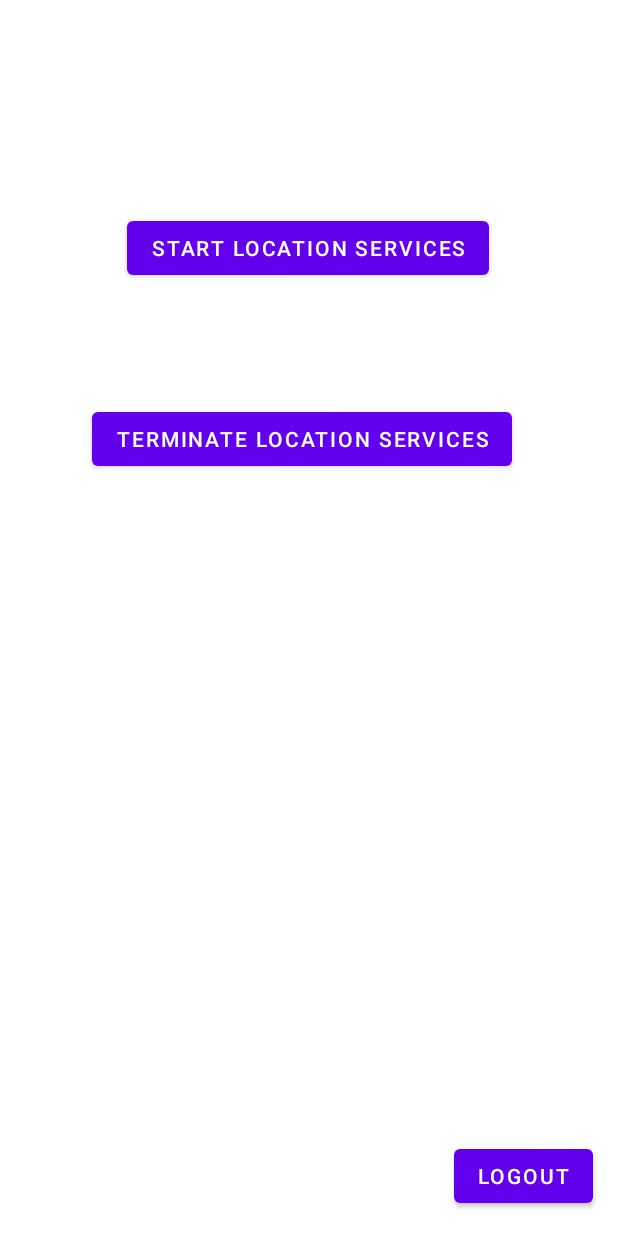
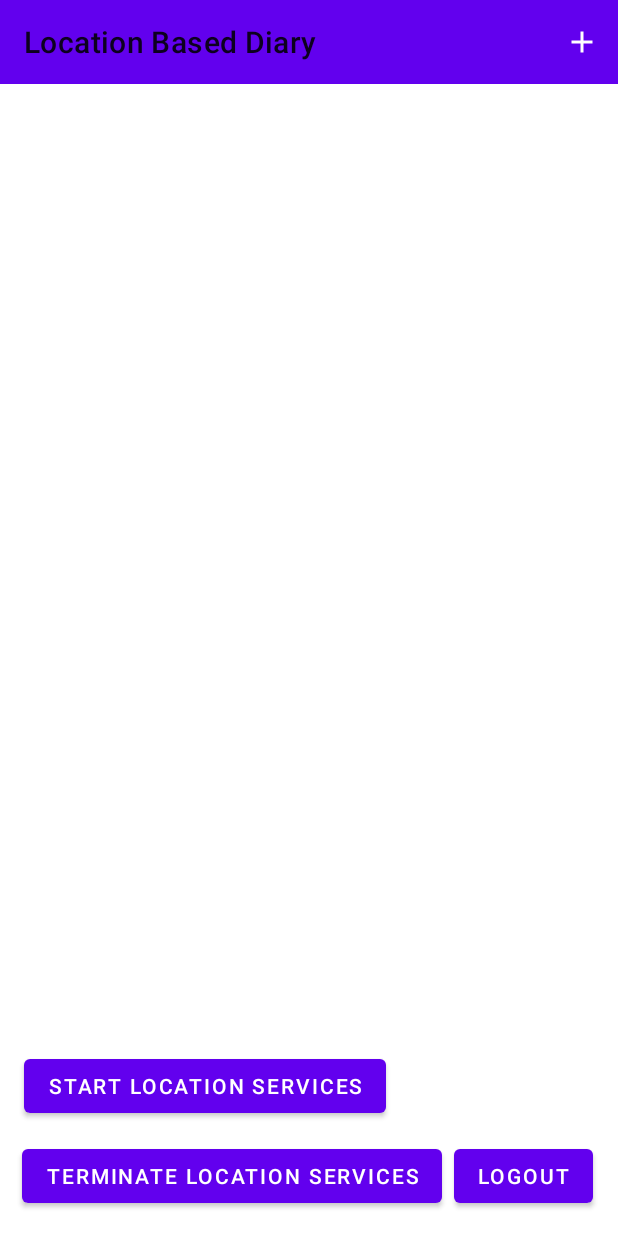
Before and after one commit to FuZaHGB/LocationBasedDiary, an Android app: the screen it shows after launch once a user with an empty profile is signed in (MainActivity), on a phone screen of 412 x 824 dp. Run offline under Robolectric (Android 15) with nearby library versions, the phone set to English and light mode, and no system bars; our stand-ins replace Firebase (no records; nobody signed in at launch, a user with empty details on screens opened directly).

Commit message:
Added basic Diary functionality with Firebase.

```diff
--- a/app/src/main/AndroidManifest.xml
+++ b/app/src/main/AndroidManifest.xml
@@ -7,7 +7,7 @@
     <uses-permission android:name="android.permission.ACCESS_FINE_LOCATION" />
     <uses-permission android:name="android.permission.ACCESS_COARSE_LOCATION" />
     <uses-permission android:name="android.permission.FOREGROUND_SERVICE" />
-    <uses-permission android:name="android.permission.INTERNET"/>
+    <uses-permission android:name="android.permission.INTERNET" />
 
     <application
         android:allowBackup="true"
@@ -16,7 +16,8 @@
         android:roundIcon="@mipmap/ic_launcher_round"
         android:supportsRtl="true"
         android:theme="@style/Theme.LocationBasedDiary">
-        <activity android:name=".ForgotPasswordActivity"></activity>
+        <activity android:name=".AddTask"></activity>
+        <activity android:name=".ForgotPasswordActivity" />
         <activity android:name=".RegisterActivity" />
         <activity android:name=".LoginActivity">
             <intent-filter>
--- a/app/src/main/java/com/example/locationbaseddiary/MainActivity.java
+++ b/app/src/main/java/com/example/locationbaseddiary/MainActivity.java
@@ -3,9 +3,14 @@ package com.example.locationbaseddiary;
 import androidx.annotation.NonNull;
 import androidx.appcompat.app.AlertDialog;
 import androidx.appcompat.app.AppCompatActivity;
+import androidx.appcompat.widget.Toolbar;
+import androidx.cardview.widget.CardView;
 import androidx.core.app.ActivityCompat;
 import androidx.core.app.NotificationCompat;
 import androidx.core.content.ContextCompat;
+import androidx.recyclerview.widget.LinearLayoutManager;
+import androidx.recyclerview.widget.RecyclerView;
+import androidx.recyclerview.widget.StaggeredGridLayoutManager;
 
 import android.Manifest;
 import android.app.ActivityManager;
@@ -23,10 +28,18 @@ import android.os.Bundle;
 import android.os.Looper;
 import android.provider.Settings;
 import android.util.Log;
+import android.view.LayoutInflater;
+import android.view.Menu;
+import android.view.MenuInflater;
+import android.view.MenuItem;
 import android.view.View;
+import android.view.ViewGroup;
 import android.widget.Button;
+import android.widget.TextView;
 import android.widget.Toast;
 
+import com.firebase.ui.firestore.FirestoreRecyclerAdapter;
+import com.firebase.ui.firestore.FirestoreRecyclerOptions;
 import com.google.android.gms.location.FusedLocationProviderClient;
 import com.google.android.gms.location.LocationCallback;
 import com.google.android.gms.location.LocationRequest;
@@ -39,6 +52,9 @@ import com.google.android.gms.tasks.OnFailureListener;
 import com.google.android.gms.tasks.OnSuccessListener;
 import com.google.android.gms.tasks.Task;
 import com.google.firebase.auth.FirebaseAuth;
+import com.google.firebase.auth.FirebaseUser;
+import com.google.firebase.firestore.FirebaseFirestore;
+import com.google.firebase.firestore.Query;
 
 public class MainActivity extends AppCompatActivity implements View.OnClickListener {
 
@@ -47,7 +63,12 @@ public class MainActivity extends AppCompatActivity implements View.OnClickListe
     static int COARSE_LOCATION_REQUEST_CODE = 989;
 
     private Button logout;
+    private Toolbar toolbar;
+    private RecyclerView taskList;
     private FirebaseAuth mAuth;
+    private FirebaseUser user;
+    private FirebaseFirestore fStore;
+    private FirestoreRecyclerAdapter<TaskItem, TaskViewHolder> taskAdapter;
 
     @Override
     protected void onCreate(Bundle savedInstanceState) {
@@ -57,13 +78,65 @@ public class MainActivity extends AppCompatActivity implements View.OnClickListe
         logout = (Button) findViewById(R.id.btn_Logout);
         logout.setOnClickListener(this);
 
+        toolbar = findViewById(R.id.toolbar);
+        setSupportActionBar(toolbar);
+        getSupportActionBar().setTitle("Location Based Diary");
+
         mAuth = FirebaseAuth.getInstance();
+        fStore = FirebaseFirestore.getInstance();
+        user = FirebaseAuth.getInstance().getCurrentUser();
+
+        Query query = fStore.collection("Tasks").document(user.getUid()).collection("myTasks").orderBy("Description", Query.Direction.DESCENDING);
+        FirestoreRecyclerOptions<TaskItem> allTasks = new FirestoreRecyclerOptions.Builder<TaskItem>().
+                setQuery(query, TaskItem.class)
+                .build();
+
+        taskAdapter = new FirestoreRecyclerAdapter<TaskItem, TaskViewHolder>(allTasks) {
+            @Override
+            protected void onBindViewHolder(@NonNull TaskViewHolder holder, int position, @NonNull TaskItem model) {
+                holder.taskDesc.setText(model.getDescription());
+                Log.d(TAG, "onBindViewHolder: taskDesc = "+model.getDescription());
+                holder.taskClass.setText(model.getTask_Classname());
+                holder.taskDateTime.setText(model.getDateTime_Task_Creation());
+            }
+
+            @NonNull
+            @Override
+            public TaskViewHolder onCreateViewHolder(@NonNull ViewGroup parent, int viewType) {
+                View view = LayoutInflater.from(parent.getContext()).inflate(R.layout.task_view, parent, false);
+                Log.d(TAG, "onCreateViewHolder: Created a view for a note");
+                return new TaskViewHolder(view);
+            }
+        };
+
+        taskList = findViewById(R.id.taskList);
+        taskList.setLayoutManager(new LinearLayoutManager(this));
+        taskList.setAdapter(taskAdapter);
+
+    }
+
+    @Override
+    public boolean onCreateOptionsMenu(Menu menu) {
+        MenuInflater inflater = getMenuInflater();
+        inflater.inflate(R.menu.menu_add, menu);
+        return true;
+    }
+
+    @Override
+    public boolean onOptionsItemSelected(@NonNull MenuItem item) {
+        if(item.getItemId() == R.id.addTask_Btn){
+            Toast.makeText(this, "Add button has been pressed", Toast.LENGTH_SHORT).show();
+            Intent intent = new Intent(this, AddTask.class);
+            startActivity(intent);
+        }
+        return super.onOptionsItemSelected(item);
     }
 
     @Override
     protected void onStart() {
         super.onStart();
         startupLocationRequirementsChecks();
+        taskAdapter.startListening();
     }
 
     private void startupLocationRequirementsChecks(){
@@ -87,6 +160,7 @@ public class MainActivity extends AppCompatActivity implements View.OnClickListe
     protected void onStop() {
         super.onStop();
         Log.d(TAG, "onStop: Called. Application is probably running in Background...");
+        taskAdapter.stopListening();
     }
 
     @Override
@@ -208,4 +282,21 @@ public class MainActivity extends AppCompatActivity implements View.OnClickListe
         stopLocationServices();
         startActivity(new Intent(this, LoginActivity.class));
     }
+
+    public class TaskViewHolder extends RecyclerView.ViewHolder {
+        TextView taskDesc, taskClass, taskDateTime;
+        View view;
+        CardView mCardView;
+
+        public TaskViewHolder(@NonNull View itemView) {
+            super(itemView);
+
+            taskDesc = itemView.findViewById(R.id.textViewTaskDescription);
+            taskClass = itemView.findViewById(R.id.textViewTaskClass);
+            taskDateTime = itemView.findViewById(R.id.textViewTaskDateTime);
+
+            mCardView = itemView.findViewById(R.id.taskCard);
+            view = itemView;
+        }
+    }
 }
--- a/app/src/main/java/com/example/locationbaseddiary/RegisterActivity.java
+++ b/app/src/main/java/com/example/locationbaseddiary/RegisterActivity.java
@@ -20,7 +20,7 @@ import com.google.firebase.auth.FirebaseAuth;
 import com.google.firebase.auth.FirebaseAuthInvalidCredentialsException;
 import com.google.firebase.auth.FirebaseAuthUserCollisionException;
 import com.google.firebase.auth.FirebaseAuthWeakPasswordException;
-import com.google.firebase.database.FirebaseDatabase;
+//import com.google.firebase.database.FirebaseDatabase;
 
 public class RegisterActivity extends AppCompatActivity implements View.OnClickListener {
 
@@ -103,7 +103,7 @@ public class RegisterActivity extends AppCompatActivity implements View.OnClickL
                 });
     }
 
-    private void updateFirebaseUser() {
+    /*private void updateFirebaseUser() {
         FirebaseDatabase.getInstance().getReference("Users")
                 .child(FirebaseAuth.getInstance().getCurrentUser().getUid())
                 .setValue(editTextEmail.getText()).addOnCompleteListener(new OnCompleteListener<Void>() {
@@ -118,5 +118,5 @@ public class RegisterActivity extends AppCompatActivity implements View.OnClickL
                 }
             }
         });
-    }
+    } */
 }
--- /dev/null
+++ b/app/src/main/res/drawable/add_icon_menu.xml
@@ -0,0 +1,5 @@
+<vector android:height="24dp" android:tint="#FFFFFF"
+    android:viewportHeight="24" android:viewportWidth="24"
+    android:width="24dp" xmlns:android="http://schemas.android.com/apk/res/android">
+    <path android:fillColor="@android:color/white" android:pathData="M19,13h-6v6h-2v-6H5v-2h6V5h2v6h6v2z"/>
+</vector>
--- /dev/null
+++ b/app/src/main/res/drawable/delete_task_icon.xml
@@ -0,0 +1,5 @@
+<vector android:height="24dp" android:tint="#FFFFFF"
+    android:viewportHeight="24" android:viewportWidth="24"
+    android:width="24dp" xmlns:android="http://schemas.android.com/apk/res/android">
+    <path android:fillColor="@android:color/white" android:pathData="M6,19c0,1.1 0.9,2 2,2h8c1.1,0 2,-0.9 2,-2V7H6v12zM19,4h-3.5l-1,-1h-5l-1,1H5v2h14V4z"/>
+</vector>
--- a/app/src/main/res/layout/activity_main.xml
+++ b/app/src/main/res/layout/activity_main.xml
@@ -6,37 +6,39 @@
     android:layout_height="match_parent"
     tools:context=".MainActivity">
 
+    <androidx.appcompat.widget.Toolbar
+        android:id="@+id/toolbar"
+        android:layout_width="match_parent"
+        android:layout_height="?attr/actionBarSize"
+        app:layout_constraintEnd_toEndOf="parent"
+        app:layout_constraintStart_toStartOf="parent"
+        app:layout_constraintTop_toTopOf="parent"
+        android:background="@color/design_default_color_primary"/>
+
     <Button
         android:id="@+id/location_services_Start"
         android:layout_width="wrap_content"
         android:layout_height="wrap_content"
-        android:layout_marginStart="86dp"
-        android:layout_marginLeft="86dp"
-        android:layout_marginTop="120dp"
-        android:layout_marginEnd="87dp"
-        android:layout_marginRight="87dp"
-        android:layout_marginBottom="29dp"
+        android:layout_marginStart="16dp"
+        android:layout_marginLeft="16dp"
+        android:layout_marginBottom="12dp"
         android:text="@string/start_location_services"
         app:layout_constraintBottom_toTopOf="@+id/location_services_Stop"
-        app:layout_constraintEnd_toEndOf="parent"
-        app:layout_constraintStart_toStartOf="parent"
-        app:layout_constraintTop_toTopOf="parent" />
+        app:layout_constraintStart_toStartOf="parent" />
 
     <Button
         android:id="@+id/location_services_Stop"
         android:layout_width="wrap_content"
         android:layout_height="wrap_content"
-        android:layout_marginStart="86dp"
-        android:layout_marginLeft="86dp"
-        android:layout_marginTop="29dp"
-        android:layout_marginEnd="95dp"
-        android:layout_marginRight="95dp"
-        android:layout_marginBottom="486dp"
+        android:layout_marginStart="16dp"
+        android:layout_marginLeft="16dp"
+        android:layout_marginEnd="9dp"
+        android:layout_marginRight="9dp"
+        android:layout_marginBottom="16dp"
         android:text="@string/terminate_location_services"
         app:layout_constraintBottom_toBottomOf="parent"
-        app:layout_constraintEnd_toEndOf="parent"
-        app:layout_constraintStart_toStartOf="parent"
-        app:layout_constraintTop_toBottomOf="@+id/location_services_Start" />
+        app:layout_constraintEnd_toStartOf="@+id/btn_Logout"
+        app:layout_constraintStart_toStartOf="parent" />
 
     <Button
         android:id="@+id/btn_Logout"
@@ -52,4 +54,13 @@
         app:layout_constraintEnd_toEndOf="parent"
         app:layout_constraintStart_toStartOf="parent" />
 
+    <androidx.recyclerview.widget.RecyclerView
+        android:id="@+id/taskList"
+        android:layout_width="413dp"
+        android:layout_height="680dp"
+        app:layout_constraintBottom_toBottomOf="parent"
+        app:layout_constraintEnd_toEndOf="parent"
+        app:layout_constraintStart_toStartOf="parent"
+        app:layout_constraintTop_toBottomOf="@+id/toolbar" />
+
 </androidx.constraintlayout.widget.ConstraintLayout>
--- a/app/src/main/res/layout/activity_register.xml
+++ b/app/src/main/res/layout/activity_register.xml
@@ -34,7 +34,7 @@
         android:textSize="18sp"
         app:layout_constraintEnd_toEndOf="parent"
         app:layout_constraintStart_toStartOf="parent"
-        app:layout_constraintTop_toBottomOf="@+id/LBD_Label_RegisterActivity_textView" />
+        app:layout_constraintTop_toBottomOf="@+id/addTask_Label" />
 
     <TextView
         android:id="@+id/enterPassword_Label_RegisterActivity_textView"
@@ -68,7 +68,7 @@
         app:layout_constraintTop_toBottomOf="@+id/enterEmail_Label_RegisterActivity_textView" />
 
     <TextView
-        android:id="@+id/LBD_Label_RegisterActivity_textView"
+        android:id="@+id/addTask_Label"
         android:layout_width="wrap_content"
         android:layout_height="wrap_content"
         android:layout_marginStart="60dp"
--- /dev/null
+++ b/app/src/main/res/menu/menu_add.xml
@@ -0,0 +1,10 @@
+<?xml version="1.0" encoding="utf-8"?>
+<menu xmlns:app="http://schemas.android.com/apk/res-auto"
+    xmlns:android="http://schemas.android.com/apk/res/android">
+
+    <item
+        android:id="@+id/addTask_Btn"
+        android:icon="@drawable/add_icon_menu"
+        android:title="@string/add_task_button_toolbar"
+        app:showAsAction="always" />
+</menu>
--- a/app/src/main/res/values/strings.xml
+++ b/app/src/main/res/values/strings.xml
@@ -10,4 +10,5 @@
     <string name="LoginLabel_logout">Logout</string>
     <string name="start_location_services">Start Location Services</string>
     <string name="terminate_location_services">Terminate Location Services</string>
+    <string name="add_task_button_toolbar">Add Task</string>
 </resources>
```
Also changed, not shown: app/build.gradle (+5 -2 lines), app/src/main/java/com/example/locationbaseddiary/AddTask.java (added, +138 -0 lines), app/src/main/java/com/example/locationbaseddiary/DiaryLocationServices.java (+7 -16 lines), app/src/main/java/com/example/locationbaseddiary/TaskItem.java (added, +39 -0 lines), app/src/main/res/layout/activity_add_task.xml (added, +108 -0 lines), app/src/main/res/layout/task_view.xml (added, +70 -0 lines), app/src/main/res/menu/menu_delete.xml (added, +10 -0 lines).
